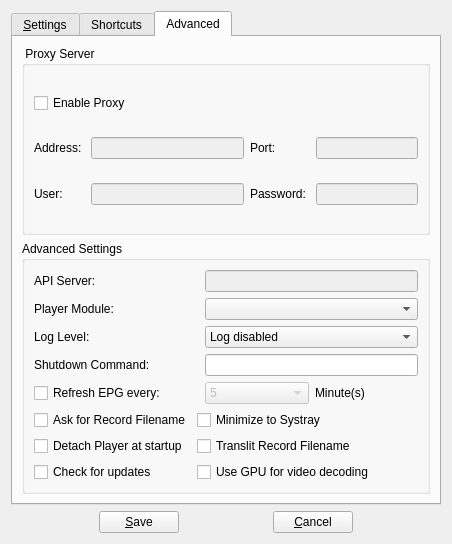
First picture: the form in ktv-recorder/forms/csettingsdlg.ui, repository code-google-com/vlc-record, before the edit.
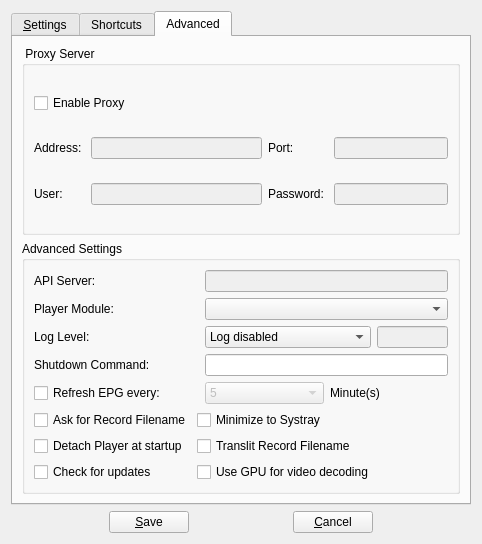
Second picture: the form after the edit. The open tabs and pages were chosen to show the change. Icons and pictures are not drawn. Custom widgets are drawn as their Qt base class.

Diff of the .ui file:
```diff
--- a/ktv-recorder/forms/csettingsdlg.ui
+++ b/ktv-recorder/forms/csettingsdlg.ui
@@ -6,7 +6,7 @@
    <rect>
     <x>0</x>
     <y>0</y>
-    <width>452</width>
+    <width>482</width>
     <height>544</height>
    </rect>
   </property>
@@ -20,7 +20,7 @@
    <item>
     <widget class="QTabWidget" name="tabWidget">
      <property name="currentIndex">
-      <number>2</number>
+      <number>0</number>
      </property>
      <widget class="QWidget" name="tabStdSettings">
       <attribute name="title">
@@ -529,48 +529,24 @@
             </property>
            </widget>
           </item>
-          <item row="2" column="3">
-           <widget class="QComboBox" name="cbxLogLevel">
-            <item>
-             <property name="text">
-              <string>Log disabled</string>
-             </property>
-            </item>
-            <item>
-             <property name="text">
-              <string>Log Errors only</string>
-             </property>
-            </item>
-            <item>
-             <property name="text">
-              <string>Log Errors and Warnings</string>
-             </property>
-            </item>
-            <item>
-             <property name="text">
-              <string>Log everything</string>
-             </property>
-            </item>
-           </widget>
-          </item>
-          <item row="3" column="0">
+          <item row="6" column="0">
            <widget class="QLabel" name="label_13">
             <property name="text">
              <string>Shutdown Command:</string>
             </property>
            </widget>
           </item>
-          <item row="3" column="3">
+          <item row="6" column="3">
            <widget class="QLineEdit" name="lineShutdown"/>
           </item>
-          <item row="4" column="0" colspan="3">
+          <item row="7" column="0" colspan="3">
            <widget class="QCheckBox" name="checkRefresh">
             <property name="text">
              <string>Refresh EPG every:</string>
             </property>
            </widget>
           </item>
-          <item row="4" column="3">
+          <item row="7" column="3">
            <layout class="QHBoxLayout" name="horizontalLayout_3">
             <item>
              <widget class="QComboBox" name="cbxInterval">
@@ -603,48 +579,89 @@
             </item>
            </layout>
           </item>
-          <item row="5" column="0" colspan="2">
+          <item row="8" column="0" colspan="2">
            <widget class="QCheckBox" name="checkAskForName">
             <property name="text">
              <string>Ask for Record Filename</string>
             </property>
            </widget>
           </item>
-          <item row="5" column="2" colspan="2">
+          <item row="8" column="2" colspan="2">
            <widget class="QCheckBox" name="checkHideToSystray">
             <property name="text">
              <string>Minimize to Systray</string>
             </property>
            </widget>
           </item>
-          <item row="6" column="0" colspan="2">
+          <item row="9" column="0" colspan="2">
            <widget class="QCheckBox" name="checkDetach">
             <property name="text">
              <string>Detach Player at startup</string>
             </property>
            </widget>
           </item>
-          <item row="6" column="2" colspan="2">
+          <item row="9" column="2" colspan="2">
            <widget class="QCheckBox" name="checkTranslit">
             <property name="text">
              <string>Translit Record Filename</string>
             </property>
            </widget>
           </item>
-          <item row="8" column="0" colspan="2">
+          <item row="11" column="0" colspan="2">
            <widget class="QCheckBox" name="checkUpdate">
             <property name="text">
              <string>Check for updates</string>
             </property>
            </widget>
           </item>
-          <item row="8" column="2" colspan="2">
+          <item row="11" column="2" colspan="2">
            <widget class="QCheckBox" name="checkGPUAcc">
             <property name="text">
              <string>Use GPU for video decoding</string>
             </property>
            </widget>
           </item>
+          <item row="2" column="3">
+           <layout class="QHBoxLayout" name="horizontalLayout_4">
+            <item>
+             <widget class="QComboBox" name="cbxLogLevel">
+              <item>
+               <property name="text">
+                <string>Log disabled</string>
+               </property>
+              </item>
+              <item>
+               <property name="text">
+                <string>Log Errors only</string>
+               </property>
+              </item>
+              <item>
+               <property name="text">
+                <string>Log Errors and Warnings</string>
+               </property>
+              </item>
+              <item>
+               <property name="text">
+                <string>Log everything</string>
+               </property>
+              </item>
+             </widget>
+            </item>
+            <item>
+             <widget class="QLineEdit" name="lineVlcVerbose">
+              <property name="enabled">
+               <bool>false</bool>
+              </property>
+              <property name="minimumSize">
+               <size>
+                <width>50</width>
+                <height>0</height>
+               </size>
+              </property>
+             </widget>
+            </item>
+           </layout>
+          </item>
          </layout>
         </widget>
        </item>
```
